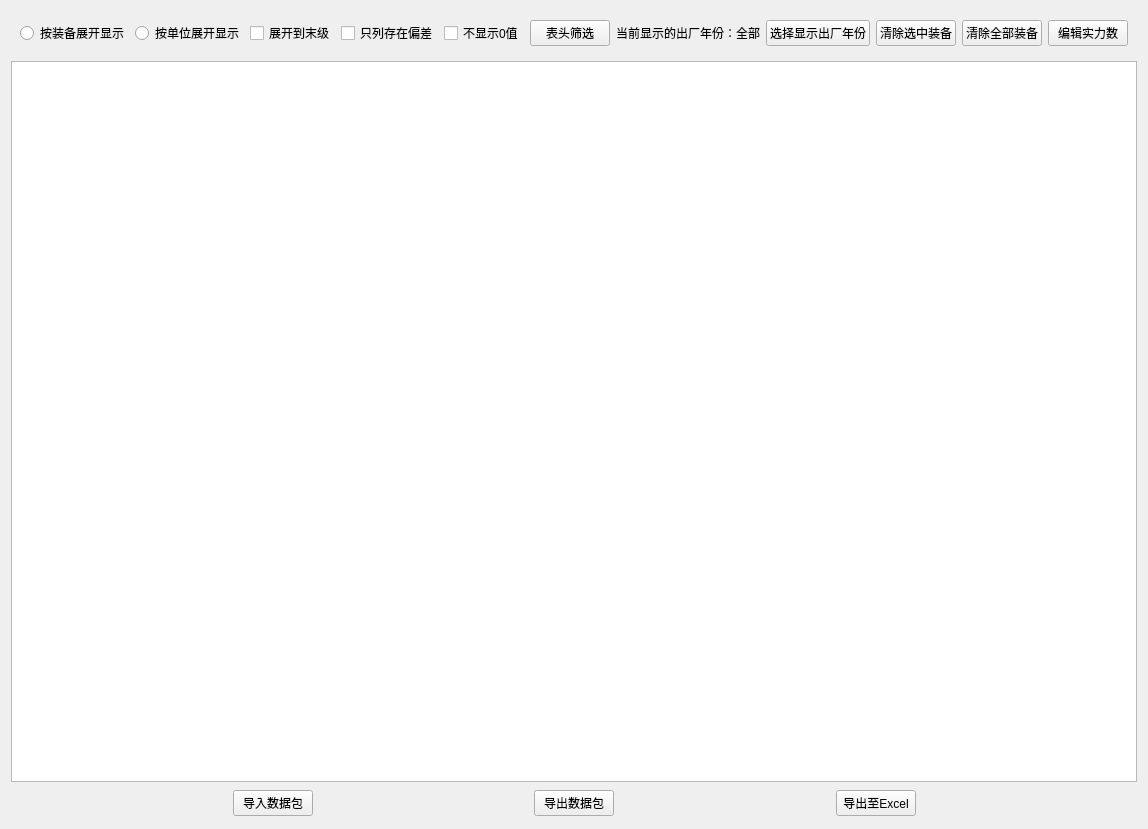
Old version of the form widgets/strengthDisturb/inquiry_result.ui in the repository Belos10/Equip.
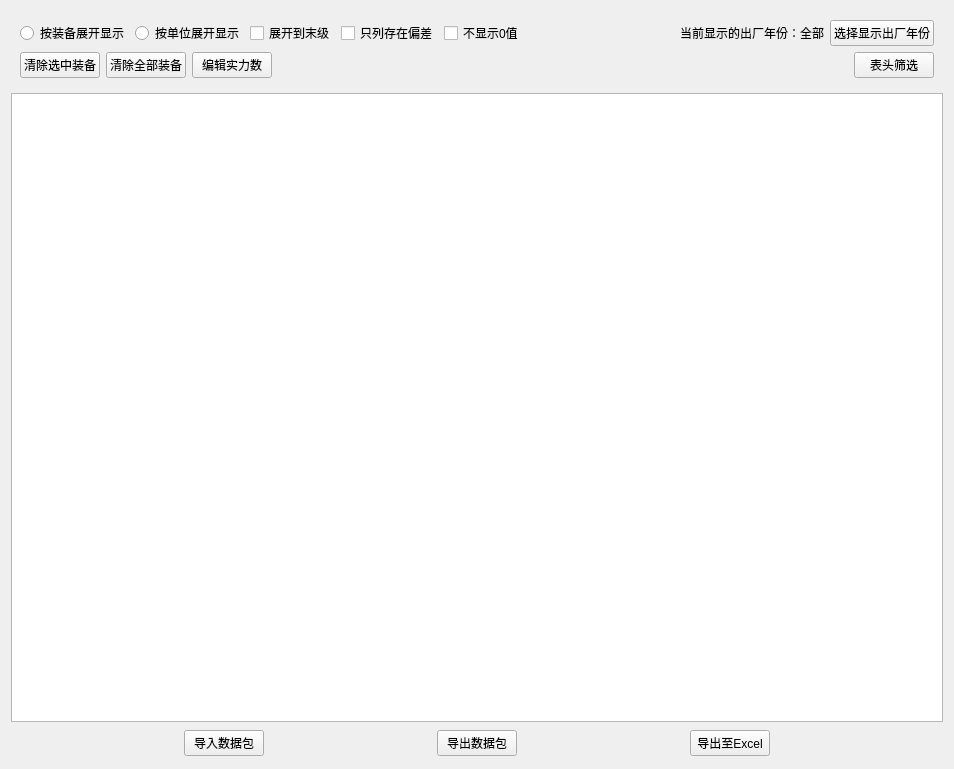
New version of the form.

What changed in the file:
```diff
--- a/widgets/strengthDisturb/inquiry_result.ui
+++ b/widgets/strengthDisturb/inquiry_result.ui
@@ -6,8 +6,8 @@
    <rect>
     <x>0</x>
     <y>0</y>
-    <width>1146</width>
-    <height>829</height>
+    <width>954</width>
+    <height>769</height>
    </rect>
   </property>
   <property name="windowTitle">
@@ -16,6 +16,8 @@
   <layout class="QVBoxLayout" name="verticalLayout">
    <item>
     <widget class="QWidget" name="widget" native="true">
+     <layout class="QVBoxLayout" name="verticalLayout_2">
+      <item>
      <layout class="QHBoxLayout" name="horizontalLayout_3">
       <item>
        <widget class="QRadioButton" name="rb_equipShow">
@@ -53,20 +55,13 @@
        </widget>
       </item>
       <item>
-       <widget class="QPushButton" name="pushButton">
-        <property name="text">
-         <string>表头筛选</string>
-        </property>
-       </widget>
-      </item>
-      <item>
-       <spacer name="horizontalSpacer">
+         <spacer name="horizontalSpacer_6">
         <property name="orientation">
          <enum>Qt::Horizontal</enum>
         </property>
         <property name="sizeHint" stdset="0">
          <size>
-          <width>12</width>
+            <width>40</width>
           <height>20</height>
          </size>
         </property>
@@ -90,6 +85,10 @@
         </item>
        </layout>
       </item>
+       </layout>
+      </item>
+      <item>
+       <layout class="QHBoxLayout" name="horizontalLayout_5">
       <item>
        <widget class="QPushButton" name="pb_clearCheck">
         <property name="text">
@@ -110,6 +109,28 @@
          <string>编辑实力数</string>
         </property>
        </widget>
+        </item>
+        <item>
+         <spacer name="horizontalSpacer">
+          <property name="orientation">
+           <enum>Qt::Horizontal</enum>
+          </property>
+          <property name="sizeHint" stdset="0">
+           <size>
+            <width>40</width>
+            <height>20</height>
+           </size>
+          </property>
+         </spacer>
+        </item>
+        <item>
+         <widget class="QPushButton" name="pb_filterTitle">
+          <property name="text">
+           <string>表头筛选</string>
+          </property>
+         </widget>
+        </item>
+       </layout>
       </item>
      </layout>
     </widget>
```
Lines whose indentation alone changed are shown as unchanged.
